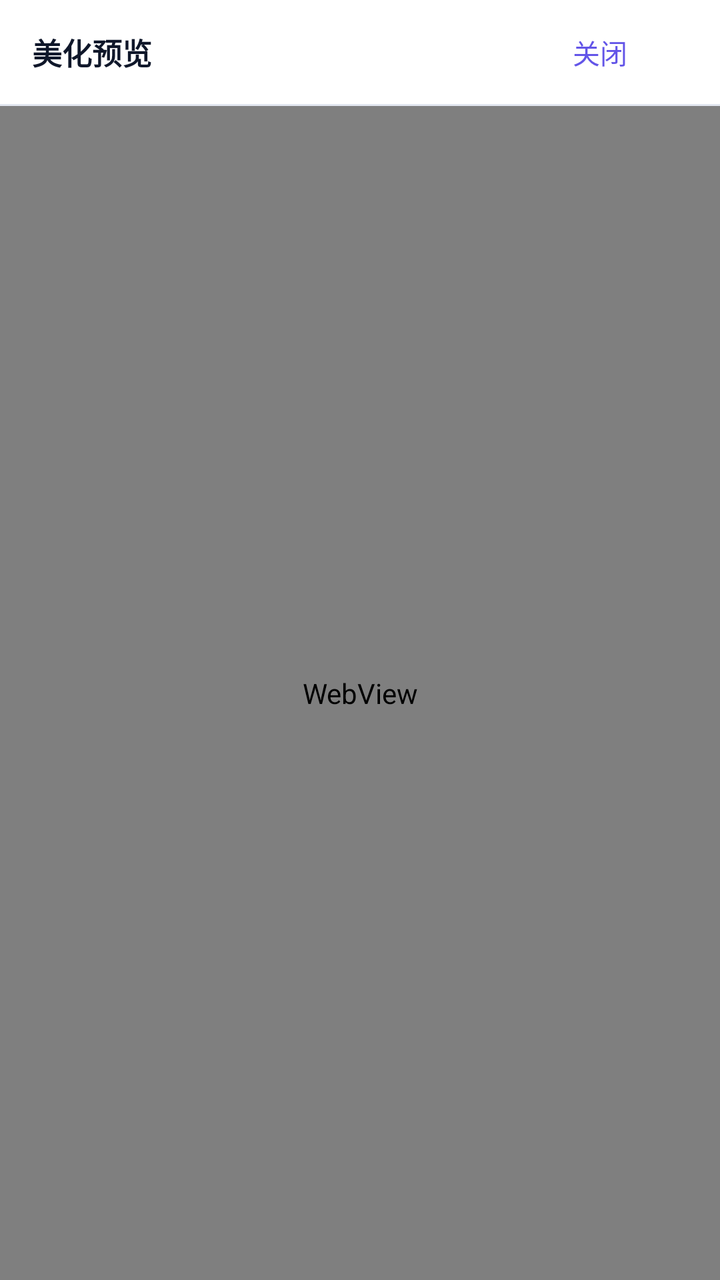
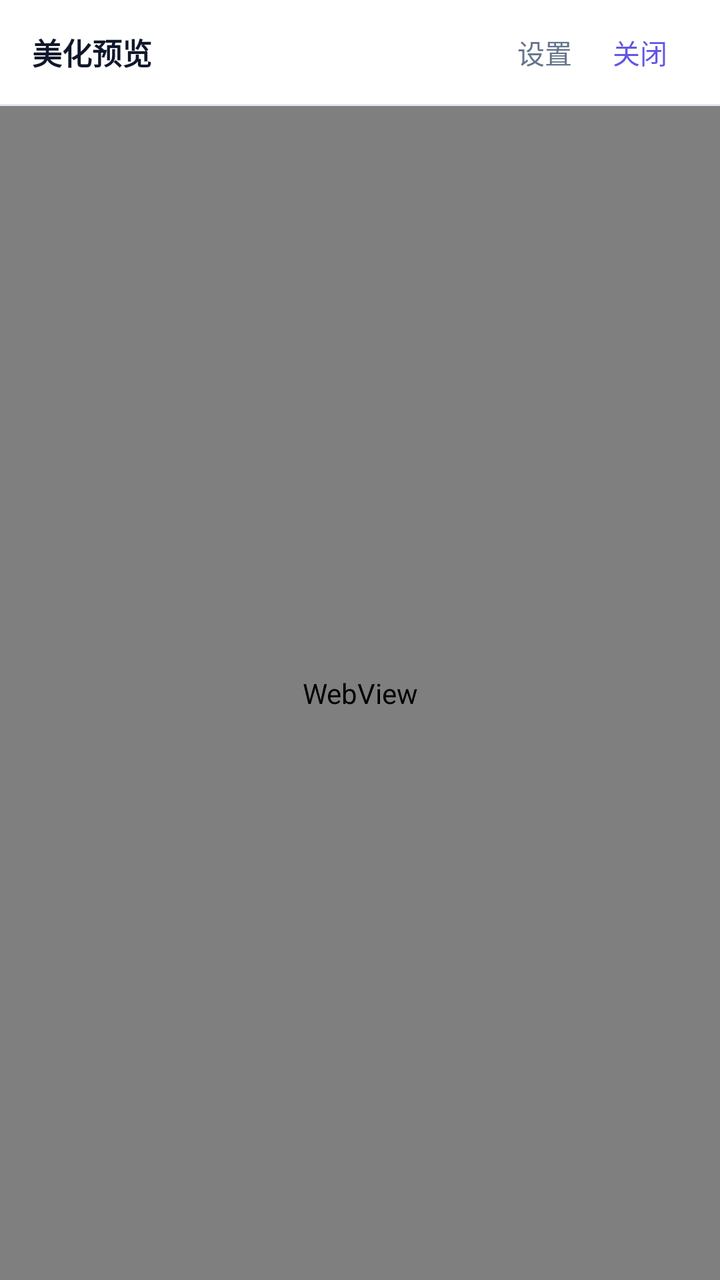

The first picture is an Android layout as it rendered before a commit; the second is the same layout after the commit. The layout source and the unified diff follow.
<!-- AndroidManifest.xml: application theme Theme.STThemeVault -->
<!-- res/layout/activity_theme_preview.xml -->
<?xml version="1.0" encoding="utf-8"?>
<LinearLayout xmlns:android="http://schemas.android.com/apk/res/android"
    android:layout_width="match_parent"
    android:layout_height="match_parent"
    android:background="@color/bg"
    android:orientation="vertical">

    <LinearLayout
        android:layout_width="match_parent"
        android:layout_height="52dp"
        android:background="@color/surface"
        android:gravity="center_vertical"
        android:orientation="horizontal"
        android:paddingHorizontal="16dp">

        <TextView
            android:id="@+id/tvPreviewTitle"
            android:layout_width="0dp"
            android:layout_height="wrap_content"
            android:layout_weight="1"
            android:ellipsize="end"
            android:singleLine="true"
            android:text="美化预览"
            android:textColor="@color/text_primary"
            android:textSize="15sp"
            android:textStyle="bold" />

        <com.google.android.material.button.MaterialButton
            android:id="@+id/btnClosePreview"
            style="@style/Widget.Material3.Button.TextButton"
            android:layout_width="wrap_content"
            android:layout_height="36dp"
            android:insetTop="0dp"
            android:insetBottom="0dp"
            android:text="关闭"
            android:textColor="@color/accent"
            android:textSize="13.5sp" />
    </LinearLayout>

    <View
        android:layout_width="match_parent"
        android:layout_height="1dp"
        android:background="@color/border" />

    <WebView
        android:id="@+id/webPreview"
        android:layout_width="match_parent"
        android:layout_height="0dp"
        android:layout_weight="1" />

</LinearLayout>
<!-- resources referenced by this layout -->
<resources>
  <color name="accent">#6355E8</color>
  <color name="bg">#F6F7FB</color>
  <color name="border">#E2E7F0</color>
  <color name="surface">#FFFFFF</color>
  <color name="text_primary">#0F172A</color>
  <style name="Theme.STThemeVault" parent="Theme.Material3.DayNight.NoActionBar">
          <item name="colorPrimary">@color/accent</item>
          <item name="colorSecondary">@color/green</item>
          <item name="android:windowBackground">@color/bg</item>
          <item name="android:statusBarColor">@color/bg</item>
          <item name="android:navigationBarColor">@color/surface</item>
          <item name="android:windowLightStatusBar">true</item>
      </style>
  <color name="green">#10B981</color>
</resources>

<!-- the commit's change to res/layout/activity_theme_preview.xml (unified diff, before → after) -->
@@ -26,12 +26,27 @@
             android:textStyle="bold" />
 
         <com.google.android.material.button.MaterialButton
+            android:id="@+id/btnPreviewSettings"
+            style="@style/Widget.Material3.Button.TextButton"
+            android:layout_width="wrap_content"
+            android:layout_height="36dp"
+            android:insetTop="0dp"
+            android:insetBottom="0dp"
+            android:minWidth="0dp"
+            android:paddingHorizontal="10dp"
+            android:text="设置"
+            android:textColor="@color/text_muted"
+            android:textSize="13.5sp" />
+
+        <com.google.android.material.button.MaterialButton
             android:id="@+id/btnClosePreview"
             style="@style/Widget.Material3.Button.TextButton"
             android:layout_width="wrap_content"
             android:layout_height="36dp"
             android:insetTop="0dp"
             android:insetBottom="0dp"
+            android:minWidth="0dp"
+            android:paddingHorizontal="10dp"
             android:text="关闭"
             android:textColor="@color/accent"
             android:textSize="13.5sp" />
@@ -42,10 +57,22 @@
         android:layout_height="1dp"
         android:background="@color/border" />
 
-    <WebView
-        android:id="@+id/webPreview"
+    <FrameLayout
         android:layout_width="match_parent"
         android:layout_height="0dp"
-        android:layout_weight="1" />
+        android:layout_weight="1"
+        android:background="@color/bg">
+
+        <WebView
+            android:id="@+id/webPreview"
+            android:layout_width="match_parent"
+            android:layout_height="match_parent" />
+
+        <ProgressBar
+            android:id="@+id/pbPreviewLoading"
+            android:layout_width="32dp"
+            android:layout_height="32dp"
+            android:layout_gravity="center" />
+    </FrameLayout>
 
 </LinearLayout>
<!-- resource entries referenced after the edit -->
@@ -4,6 +4,7 @@
   <color name="bg">#F6F7FB</color>
   <color name="border">#E2E7F0</color>
   <color name="surface">#FFFFFF</color>
+  <color name="text_muted">#64748B</color>
   <color name="text_primary">#0F172A</color>
   <style name="Theme.STThemeVault" parent="Theme.Material3.DayNight.NoActionBar">
           <item name="colorPrimary">@color/accent</item>
